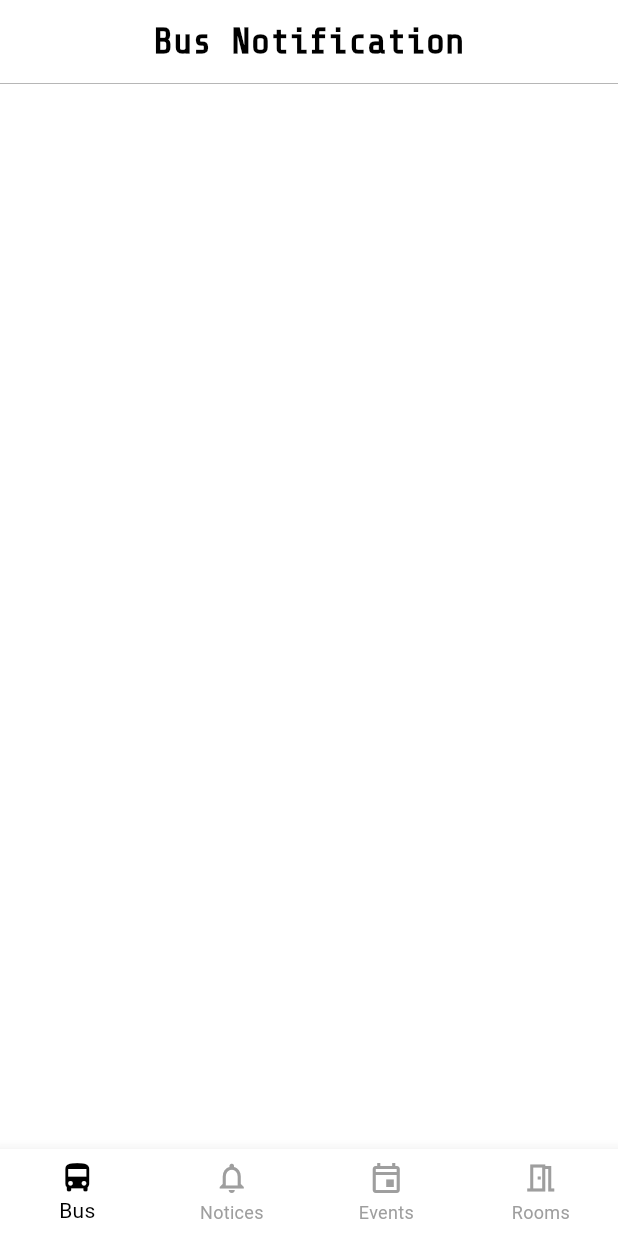
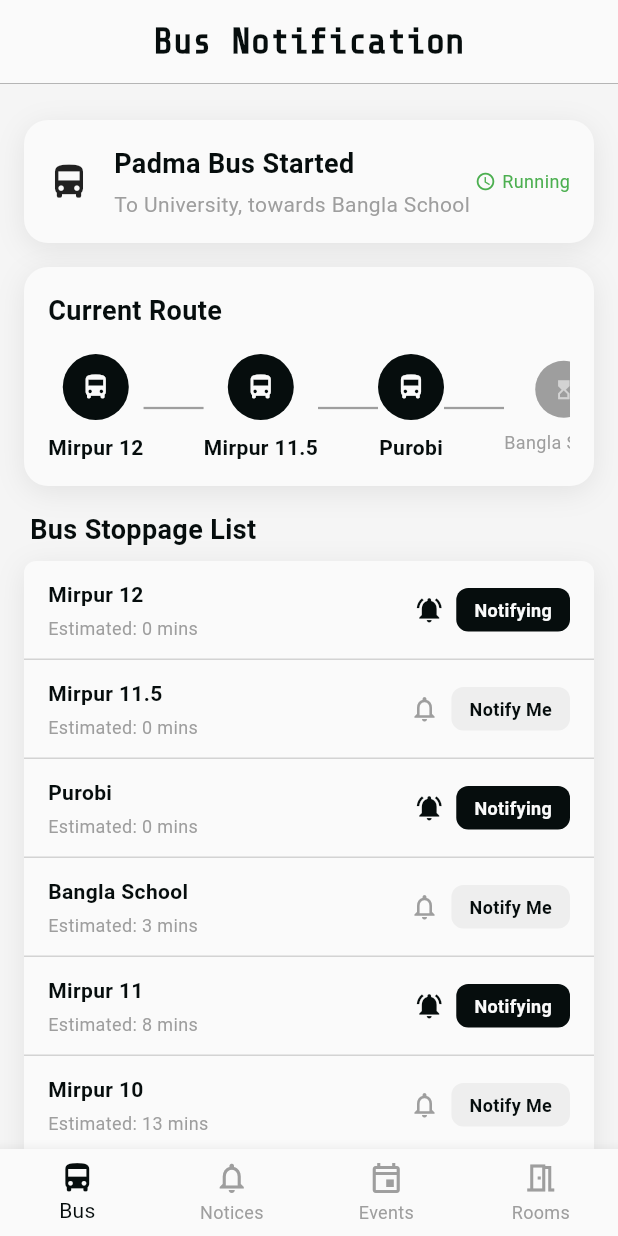
Before and after one commit to Ahnaf181419/CampusX, a Flutter app: the HomeShell screen opened directly, on a phone screen of 412 x 824 dp. Run offline on Flutter 3.47's test engine with Material 3 defaults, Android fonts, the phone set to English and light mode, and no system bars.

Commit message:
Bus Page Added

```diff
--- a/lib/core/theme/app_colors.dart
+++ b/lib/core/theme/app_colors.dart
@@ -3,10 +3,13 @@ import 'package:flutter/material.dart';
 class AppColors {
   AppColors._();
 
-  static const Color black = Colors.black;
-  static const Color white = Colors.white;
+  static const Color black = Color(0xFF060D0D);
+  static const Color white = Color(0xFFFAFAFA);
   static const Color ash = Color(0xFF9E9E9E);
+  static const Color ashLight = Color(0xFFD3D3D3);
   static const Color redAccent = Colors.redAccent;
   static const Color green = Colors.green;
   static const Color blackShadow = Color(0x14000000);
+  static const Color backgroundGrey = Color(0xFFF5F5F5);
+  static const Color buttonInactive = Color(0xFFEEEEEE);
 }
--- /dev/null
+++ b/lib/features/bus/bus_data.dart
@@ -0,0 +1,64 @@
+class BusStop {
+  final String name;
+  final int estimatedMinutes;
+  final bool isActive;
+
+  const BusStop({
+    required this.name,
+    required this.estimatedMinutes,
+    required this.isActive,
+  });
+}
+
+class BusRouteData {
+  final String busTitle;
+  final String routeDirection;
+  final String destination;
+  final List<BusStop> routeStops;
+  final List<BusStop> upcomingStops;
+
+  const BusRouteData({
+    required this.busTitle,
+    required this.routeDirection,
+    required this.destination,
+    required this.routeStops,
+    required this.upcomingStops,
+  });
+}
+
+class BusData {
+  BusData._();
+
+  static const BusRouteData currentRoute = BusRouteData(
+    busTitle: 'Padma Bus Started',
+    routeDirection: 'To University',
+    destination: 'towards Bangla School',
+
+    routeStops: [
+      BusStop(name: 'Mirpur 12', estimatedMinutes: 0, isActive: true),
+      BusStop(name: 'Mirpur 11.5', estimatedMinutes: 0, isActive: true),
+      BusStop(name: 'Purobi', estimatedMinutes: 0, isActive: true),
+      BusStop(name: 'Bangla School', estimatedMinutes: 3, isActive: false),
+      BusStop(name: 'Mirpur 11', estimatedMinutes: 8, isActive: false),
+      BusStop(name: 'Mirpur 10', estimatedMinutes: 13, isActive: false),
+      BusStop(name: 'Kazipara', estimatedMinutes: 17, isActive: false),
+      BusStop(name: 'Shewrapara', estimatedMinutes: 20, isActive: false),
+      BusStop(name: 'Taltola', estimatedMinutes: 25, isActive: false),
+      BusStop(name: 'Agargaon', estimatedMinutes: 28, isActive: false),
+      BusStop(name: 'University', estimatedMinutes: 36, isActive: false),
+    ],
+    upcomingStops: [
+      BusStop(name: 'Mirpur 12', estimatedMinutes: 0, isActive: true),
+      BusStop(name: 'Mirpur 11.5', estimatedMinutes: 0, isActive: true),
+      BusStop(name: 'Purobi', estimatedMinutes: 0, isActive: true),
+      BusStop(name: 'Bangla School', estimatedMinutes: 3, isActive: false),
+      BusStop(name: 'Mirpur 11', estimatedMinutes: 8, isActive: false),
+      BusStop(name: 'Mirpur 10', estimatedMinutes: 13, isActive: false),
+      BusStop(name: 'Kazipara', estimatedMinutes: 17, isActive: false),
+      BusStop(name: 'Shewrapara', estimatedMinutes: 20, isActive: false),
+      BusStop(name: 'Taltola', estimatedMinutes: 25, isActive: false),
+      BusStop(name: 'Agargaon', estimatedMinutes: 28, isActive: false),
+      BusStop(name: 'University', estimatedMinutes: 36, isActive: false),
+    ],
+  );
+}
--- a/lib/features/bus/bus_page.dart
+++ b/lib/features/bus/bus_page.dart
@@ -1,10 +1,73 @@
 import 'package:flutter/material.dart';
+import '../../core/theme/app_colors.dart';
+import '../../core/theme/app_text_styles.dart';
+import 'bus_data.dart';
+import 'widgets/status_card.dart';
+import 'widgets/route_timeline.dart';
+import 'widgets/stop_list_item.dart';
 
 class BusPage extends StatelessWidget {
   const BusPage({super.key});
 
   @override
   Widget build(BuildContext context) {
-    return const Scaffold(body: SizedBox.shrink());
+    return Scaffold(
+      backgroundColor: AppColors.backgroundGrey,
+      body: SafeArea(
+        child: SingleChildScrollView(
+          padding: const EdgeInsets.symmetric(horizontal: 16, vertical: 24),
+          child: Column(
+            crossAxisAlignment: CrossAxisAlignment.start,
+            children: [
+              StatusCard(data: BusData.currentRoute),
+              const SizedBox(height: 16),
+              RouteTimeline(stoppages: BusData.currentRoute.routeStops),
+              const SizedBox(height: 16),
+              Padding(
+                padding: const EdgeInsets.only(left: 4, bottom: 8),
+                child: Text(
+                  'Bus Stoppage List',
+                  style: AppTextStyles.headerSmall,
+                ),
+              ),
+              _UpcomingStopsCard(stops: BusData.currentRoute.upcomingStops),
+            ],
+          ),
+        ),
+      ),
+    );
   }
 }
+
+class _UpcomingStopsCard extends StatelessWidget {
+  final List<BusStop> stops;
+
+  const _UpcomingStopsCard({required this.stops});
+
+  @override
+  Widget build(BuildContext context) {
+    return Container(
+      decoration: BoxDecoration(
+        color: AppColors.white,
+        borderRadius: BorderRadius.circular(8),
+        boxShadow: const [
+          BoxShadow(
+            color: AppColors.blackShadow,
+            blurRadius: 16,
+            offset: Offset(0, 4),
+          ),
+        ],
+      ),
+      child: Column(
+        children: [
+          for (int i = 0; i < stops.length; i++) ...[
+            // Spread Operator -> allows to insert multiple elements from a List into another List seamlessly.
+            StopListItem(stop: stops[i], isNotifyActive: i.isEven),
+            if (i < stops.length - 1)
+              Divider(height: 1, color: AppColors.ashLight),
+          ],
+        ],
+      ),
+    );
+  }
+}
--- /dev/null
+++ b/lib/features/bus/widgets/route_timeline.dart
@@ -0,0 +1,128 @@
+import 'package:flutter/material.dart';
+import '../../../core/theme/app_colors.dart';
+import '../../../core/theme/app_text_styles.dart';
+import '../bus_data.dart';
+
+class RouteTimeline extends StatelessWidget {
+  final List<BusStop> stoppages;
+
+  const RouteTimeline({super.key, required this.stoppages});
+
+  @override
+  Widget build(BuildContext context) {
+    final List<Widget> rowChildren = [];
+    for (int i = 0; i < stoppages.length; i++) {
+      final stop = stoppages[i];
+      rowChildren.add(
+        stop.isActive
+            ? _ActiveStopNode(name: stop.name)
+            : _UpcomingStopNode(name: stop.name),
+      );
+      if (i < stoppages.length - 1) {
+        rowChildren.add(const _ConnectorLine());
+      }
+    }
+
+    return Container(
+      decoration: BoxDecoration(
+        color: AppColors.white,
+        borderRadius: BorderRadius.circular(16),
+        boxShadow: const [
+          BoxShadow(
+            color: AppColors.blackShadow,
+            blurRadius: 16,
+            offset: Offset(0, 4),
+          ),
+        ],
+      ),
+      child: Padding(
+        padding: const EdgeInsets.all(16),
+        child: Column(
+          crossAxisAlignment: CrossAxisAlignment.start,
+          children: [
+            Text('Current Route', style: AppTextStyles.headerSmall),
+            const SizedBox(height: 16),
+            SingleChildScrollView(
+              scrollDirection: Axis.horizontal,
+              child: Row(
+                crossAxisAlignment: CrossAxisAlignment.center,
+                children: rowChildren,
+              ),
+            ),
+          ],
+        ),
+      ),
+    );
+  }
+}
+
+class _ActiveStopNode extends StatelessWidget {
+  final String name;
+
+  const _ActiveStopNode({required this.name});
+
+  @override
+  Widget build(BuildContext context) {
+    return Column(
+      crossAxisAlignment: CrossAxisAlignment.center,
+      children: [
+        Container(
+          width: 44,
+          height: 44,
+          decoration: const BoxDecoration(
+            color: AppColors.black,
+            shape: BoxShape.circle,
+          ),
+          child: const Icon(
+            Icons.directions_bus,
+            color: AppColors.white,
+            size: 20,
+          ),
+        ),
+        const SizedBox(height: 8),
+        Text(
+          name,
+          style: AppTextStyles.bodyMedium.copyWith(fontWeight: FontWeight.bold),
+        ),
+      ],
+    );
+  }
+}
+
+class _UpcomingStopNode extends StatelessWidget {
+  final String name;
+
+  const _UpcomingStopNode({required this.name});
+
+  @override
+  Widget build(BuildContext context) {
+    return Column(
+      crossAxisAlignment: CrossAxisAlignment.center,
+      children: [
+        Container(
+          width: 38,
+          height: 38,
+          decoration: BoxDecoration(
+            color: AppColors.ash,
+            shape: BoxShape.circle,
+          ),
+          child: Icon(Icons.hourglass_top, color: AppColors.ashLight, size: 15),
+        ),
+        const SizedBox(height: 8),
+        Text(
+          name,
+          style: AppTextStyles.bodySmall.copyWith(color: AppColors.ash),
+        ),
+      ],
+    );
+  }
+}
+
+class _ConnectorLine extends StatelessWidget {
+  const _ConnectorLine();
+
+  @override
+  Widget build(BuildContext context) {
+    return Container(width: 40, height: 1.5, color: AppColors.ash);
+  }
+}
--- /dev/null
+++ b/lib/features/bus/widgets/status_card.dart
@@ -0,0 +1,73 @@
+import 'package:flutter/material.dart';
+import '../../../core/theme/app_colors.dart';
+import '../../../core/theme/app_text_styles.dart';
+import '../bus_data.dart';
+
+class StatusCard extends StatelessWidget {
+  final BusRouteData data;
+
+  const StatusCard({super.key, required this.data});
+
+  @override
+  Widget build(BuildContext context) {
+    return Container(
+      decoration: BoxDecoration(
+        color: AppColors.white,
+        borderRadius: BorderRadius.circular(16),
+        boxShadow: const [
+          BoxShadow(
+            color: AppColors.blackShadow,
+            blurRadius: 16,
+            offset: Offset(0, 4),
+          ),
+        ],
+      ),
+      child: Padding(
+        padding: const EdgeInsets.all(16),
+        child: Row(
+          crossAxisAlignment: CrossAxisAlignment.center,
+          children: [
+            const Icon(Icons.directions_bus, size: 28),
+            const SizedBox(width: 16),
+            Expanded(
+              child: Column(
+                crossAxisAlignment: CrossAxisAlignment.start,
+                children: [
+                  Text(data.busTitle, style: AppTextStyles.headerSmall),
+                  const SizedBox(height: 4),
+                  Text(
+                    '${data.routeDirection}, ${data.destination}',
+                    style: AppTextStyles.bodyMedium.copyWith(
+                      color: AppColors.ash,
+                    ),
+                  ),
+                ],
+              ),
+            ),
+            Column(
+              crossAxisAlignment: CrossAxisAlignment.end,
+              children: [
+                Row(
+                  children: [
+                    const Icon(
+                      Icons.access_time,
+                      size: 14,
+                      color: AppColors.green,
+                    ),
+                    const SizedBox(width: 4),
+                    Text(
+                      'Running',
+                      style: AppTextStyles.bodySmall.copyWith(
+                        color: AppColors.green,
+                      ),
+                    ),
+                  ],
+                ),
+              ],
+            ),
+          ],
+        ),
+      ),
+    );
+  }
+}
--- /dev/null
+++ b/lib/features/bus/widgets/stop_list_item.dart
@@ -0,0 +1,100 @@
+import 'package:flutter/material.dart';
+import '../../../core/theme/app_colors.dart';
+import '../../../core/theme/app_text_styles.dart';
+import '../bus_data.dart';
+
+class StopListItem extends StatefulWidget {
+  final BusStop stop;
+  final bool isNotifyActive;
+
+  const StopListItem({
+    super.key,
+    required this.stop,
+    required this.isNotifyActive,
+  });
+
+  @override
+  State<StopListItem> createState() => _StopListItemState();
+}
+
+class _StopListItemState extends State<StopListItem> {
+  late bool _isActive;
+
+  @override
+  void initState() {
+    super.initState();
+    _isActive = widget.isNotifyActive;
+  }
+
+  void _toggle() => setState(() => _isActive = !_isActive);
+
+  @override
+  Widget build(BuildContext context) {
+    return Padding(
+      padding: const EdgeInsets.symmetric(horizontal: 16, vertical: 12),
+      child: Row(
+        children: [
+          Expanded(
+            child: Column(
+              crossAxisAlignment: CrossAxisAlignment.start,
+              children: [
+                Text(
+                  widget.stop.name,
+                  style: AppTextStyles.bodyMedium.copyWith(
+                    fontWeight: FontWeight.bold,
+                  ),
+                ),
+                const SizedBox(height: 4),
+                Text(
+                  'Estimated: ${widget.stop.estimatedMinutes} mins',
+                  style: AppTextStyles.bodySmall.copyWith(
+                    color: AppColors.ash,
+                  ),
+                ),
+              ],
+            ),
+          ),
+          Row(
+            children: [
+              Icon(
+                _isActive ? Icons.notifications_active : Icons.notifications_none,
+                color: _isActive ? AppColors.black : AppColors.ash,
+                size: 20,
+              ),
+              const SizedBox(width: 8),
+              GestureDetector(
+                onTap: _toggle,
+                child: _NotifyButton(isActive: _isActive),
+              ),
+            ],
+          ),
+        ],
+      ),
+    );
+  }
+}
+
+class _NotifyButton extends StatelessWidget {
+  final bool isActive;
+
+  const _NotifyButton({required this.isActive});
+
+  @override
+  Widget build(BuildContext context) {
+    return AnimatedContainer(
+      duration: const Duration(milliseconds: 200),
+      padding: const EdgeInsets.symmetric(horizontal: 12, vertical: 6),
+      decoration: BoxDecoration(
+        color: isActive ? AppColors.black : AppColors.buttonInactive,
+        borderRadius: BorderRadius.circular(8),
+      ),
+      child: Text(
+        isActive ? 'Notifying' : 'Notify Me',
+        style: AppTextStyles.bodySmall.copyWith(
+          fontWeight: FontWeight.w600,
+          color: isActive ? AppColors.white : AppColors.black,
+        ),
+      ),
+    );
+  }
+}
```
